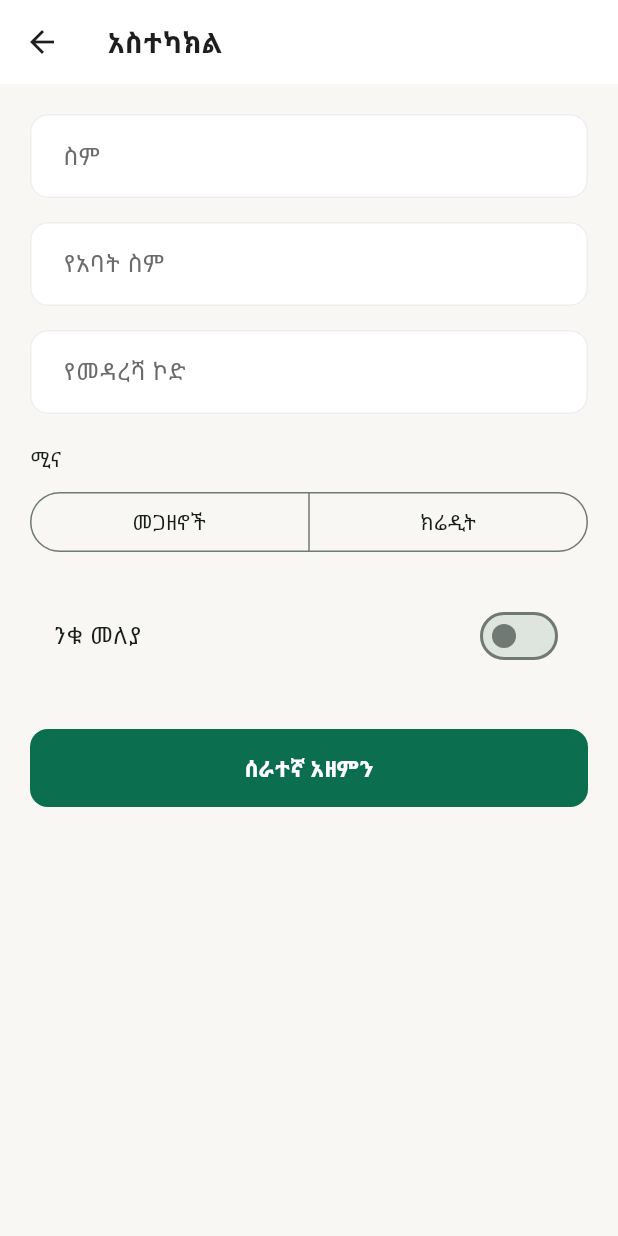
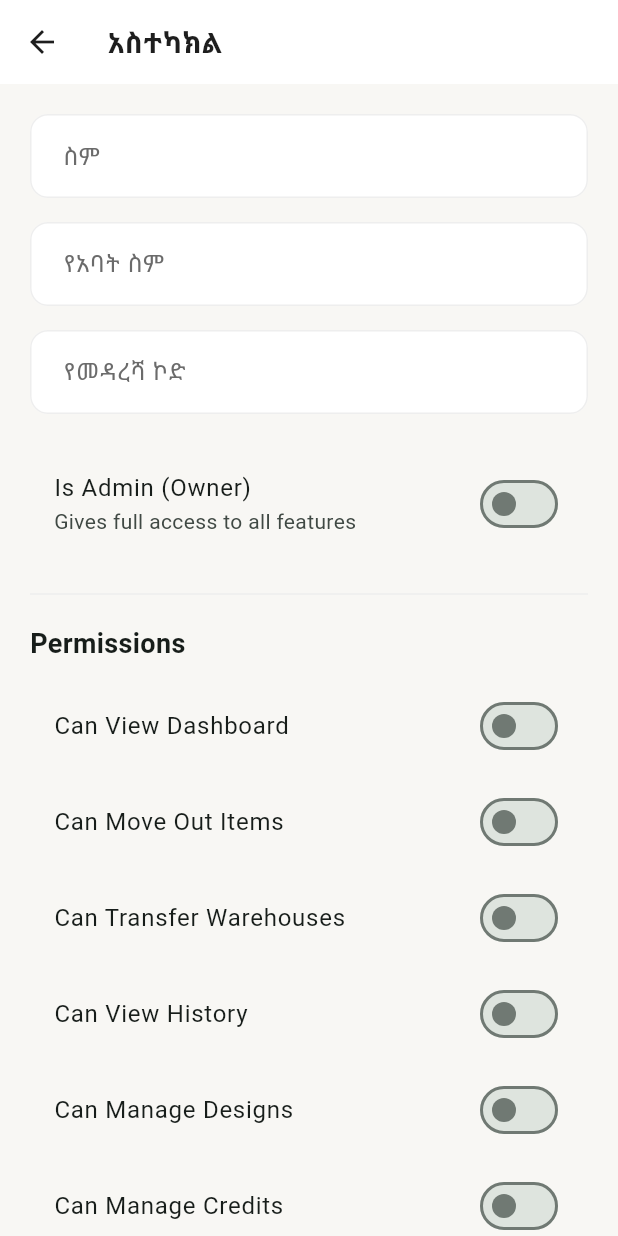
Before and after one commit to abemelekmesfn/Timi, a Flutter app: the EditUserScreen screen opened directly with empty values, on a phone screen of 412 x 824 dp. Run offline on Flutter 3.47's test engine with Material 3 defaults, Android fonts, the phone set to English and light mode, and no system bars; our stand-ins replace dio, file_picker, fl_chart, flutter_local_notifications, flutter_riverpod, go_router and 2 more; missing offline and left inert: spreadsheet_decoder; accounts and stored records are empty; network calls fail.

Commit message:
Implement fine-grained permissions and frontend UI

```diff
--- a/mobile/lib/models/user_model.dart
+++ b/mobile/lib/models/user_model.dart
@@ -1,8 +1,11 @@
+import 'dart:convert';
+
 class UserModel {
   final String id;
   final String firstName;
   final String lastName;
   final List<String> roles;
+  final Map<String, dynamic> permissions;
   final String accessCode;
   final bool isActive;
 
@@ -11,16 +14,25 @@ class UserModel {
     required this.firstName,
     required this.lastName,
     required this.roles,
+    required this.permissions,
     required this.accessCode,
     required this.isActive,
   });
 
   factory UserModel.fromPrefs(Map<String, String> data) {
+    Map<String, dynamic> perms = {};
+    if (data["permissions"] != null && data["permissions"]!.isNotEmpty) {
+      try {
+        perms = jsonDecode(data["permissions"]!);
+      } catch (_) {}
+    }
+
     return UserModel(
       id: data["id"] ?? "",
       firstName: data["first_name"] ?? "",
       lastName: data["last_name"] ?? "",
       roles: (data["roles"] ?? "").split(',').where((e) => e.isNotEmpty).toList(),
+      permissions: perms,
       accessCode: data["access_code"] ?? "",
       isActive: data["is_active"] == "true",
     );
@@ -32,6 +44,7 @@ class UserModel {
       firstName: json["first_name"] ?? "",
       lastName: json["last_name"] ?? "",
       roles: List<String>.from(json["roles"] ?? []),
+      permissions: Map<String, dynamic>.from(json["permissions"] ?? {}),
       accessCode: json["access_code"] ?? "",
       isActive: json["is_active"] ?? true,
     );
--- a/mobile/lib/providers/user_provider.dart
+++ b/mobile/lib/providers/user_provider.dart
@@ -15,6 +15,7 @@ final userProvider = FutureProvider<UserModel>((ref) async {
     "first_name": prefs.getString("first_name") ?? "",
     "last_name": prefs.getString("last_name") ?? "",
     "roles": prefs.getString("roles") ?? prefs.getString("role") ?? "",
+    "permissions": prefs.getString("permissions") ?? "",
     "access_code": prefs.getString("access_code") ?? "",
     "is_active": prefs.getString("is_active") ?? "true",
   });
--- a/mobile/lib/screens/users/edit_user_screen.dart
+++ b/mobile/lib/screens/users/edit_user_screen.dart
@@ -1,25 +1,37 @@
 import 'package:flutter/material.dart';
+import 'package:flutter_riverpod/flutter_riverpod.dart';
 
 import '../../l10n/app_locale.dart';
 import '../../models/user_model.dart';
+import '../../providers/warehouse_provider.dart';
 import '../../services/user_service.dart';
 
-class EditUserScreen extends StatefulWidget {
+class EditUserScreen extends ConsumerStatefulWidget {
   final UserModel user;
 
   const EditUserScreen({super.key, required this.user});
 
   @override
-  State<EditUserScreen> createState() => _EditUserScreenState();
+  ConsumerState<EditUserScreen> createState() => _EditUserScreenState();
 }
 
-class _EditUserScreenState extends State<EditUserScreen> {
+class _EditUserScreenState extends ConsumerState<EditUserScreen> {
   late final TextEditingController first;
   late final TextEditingController last;
   late final TextEditingController accessCode;
 
-  late Set<String> roles;
+  bool isOwner = false;
   late bool isActive;
+
+  // Permissions
+  late List<String> allowedWarehouses;
+  bool canTransfer = false;
+  bool canViewHistory = false;
+  bool canViewDashboard = false;
+  bool canManageDesigns = false;
+  bool canManageCredits = false;
+  bool canMoveOut = false;
+  bool canImport = false;
 
   @override
   void initState() {
@@ -27,17 +39,40 @@ class _EditUserScreenState extends State<EditUserScreen> {
     first = TextEditingController(text: widget.user.firstName);
     last = TextEditingController(text: widget.user.lastName);
     accessCode = TextEditingController(text: widget.user.accessCode);
-    roles = widget.user.roles.toSet();
+
+    isOwner = widget.user.roles.contains("owner");
     isActive = widget.user.isActive;
+
+    final p = widget.user.permissions;
+    allowedWarehouses = List<String>.from(p["warehouses"] ?? []);
+    canTransfer = p["can_transfer"] == true;
+    canViewHistory = p["can_view_history"] == true;
+    canViewDashboard = p["can_view_dashboard"] == true;
+    canManageDesigns = p["can_manage_designs"] == true;
+    canManageCredits = p["can_manage_credits"] == true;
+    canMoveOut = p["can_move_out"] == true;
+    canImport = p["can_import"] == true;
   }
 
   Future<void> save() async {
     try {
+      final permissions = {
+        "warehouses": allowedWarehouses,
+        "can_transfer": canTransfer,
+        "can_view_history": canViewHistory,
+        "can_view_dashboard": canViewDashboard,
+        "can_manage_designs": canManageDesigns,
+        "can_manage_credits": canManageCredits,
+        "can_move_out": canMoveOut,
+        "can_import": canImport,
+      };
+
       await UserService().updateUser(
         id: widget.user.id,
         firstName: first.text,
         lastName: last.text,
-        roles: roles.toList(),
+        roles: isOwner ? ["owner"] : [],
+        permissions: permissions,
         accessCode: accessCode.text,
         isActive: isActive,
       );
@@ -59,6 +94,9 @@ class _EditUserScreenState extends State<EditUserScreen> {
 
   @override
   Widget build(BuildContext context) {
+    final warehousesAsync = ref.watch(warehousesProvider);
+    final disableFields = isOwner && widget.user.roles.contains("owner"); // Cannot remove owner permissions if editing yourself but keeping simple here.
+
     return Scaffold(
       appBar: AppBar(title: Text("${S.of(context, "edit")} ${widget.user.firstName}")),
       body: ListView(
@@ -79,27 +117,64 @@ class _EditUserScreenState extends State<EditUserScreen> {
             decoration: InputDecoration(labelText: S.of(context, "accessCode")),
           ),
           const SizedBox(height: 20),
-          Text(S.of(context, "role")),
-          const SizedBox(height: 8),
-          SegmentedButton<String>(
-            segments: [
-              if (widget.user.roles.contains("owner"))
-                ButtonSegment(value: "owner", label: Text(S.of(context, "owner"))),
-              ButtonSegment(value: "warehouse", label: Text(S.of(context, "warehouse"))),
-              ButtonSegment(value: "credit", label: Text(S.of(context, "credit"))),
-            ],
-            selected: roles,
-            multiSelectionEnabled: true,
-            emptySelectionAllowed: true,
-            onSelectionChanged: widget.user.roles.contains("owner")
+
+          SwitchListTile(
+            title: const Text("Is Admin (Owner)"),
+            subtitle: const Text("Gives full access to all features"),
+            value: isOwner,
+            onChanged: widget.user.roles.contains("owner")
                 ? null
-                : (value) {
+                : (val) {
                     setState(() {
-                      roles = value;
+                      isOwner = val;
                     });
                   },
           ),
-          const SizedBox(height: 20),
+
+          if (!isOwner) ...[
+            const Divider(height: 40),
+            const Text("Permissions", style: TextStyle(fontSize: 18, fontWeight: FontWeight.bold)),
+            const SizedBox(height: 10),
+
+            SwitchListTile(title: const Text("Can View Dashboard"), value: canViewDashboard, onChanged: (v) => setState(() => canViewDashboard = v)),
+            SwitchListTile(title: const Text("Can Move Out Items"), value: canMoveOut, onChanged: (v) => setState(() => canMoveOut = v)),
+            SwitchListTile(title: const Text("Can Transfer Warehouses"), value: canTransfer, onChanged: (v) => setState(() => canTransfer = v)),
+            SwitchListTile(title: const Text("Can View History"), value: canViewHistory, onChanged: (v) => setState(() => canViewHistory = v)),
+            SwitchListTile(title: const Text("Can Manage Designs"), value: canManageDesigns, onChanged: (v) => setState(() => canManageDesigns = v)),
+            SwitchListTile(title: const Text("Can Manage Credits"), value: canManageCredits, onChanged: (v) => setState(() => canManageCredits = v)),
+            SwitchListTile(title: const Text("Can Import Excel/Bulk"), value: canImport, onChanged: (v) => setState(() => canImport = v)),
+
+            const Divider(height: 40),
+            const Text("Warehouse Access", style: TextStyle(fontSize: 18, fontWeight: FontWeight.bold)),
+            const SizedBox(height: 10),
+
+            warehousesAsync.when(
+              data: (warehouses) {
+                if (warehouses.isEmpty) return const Text("No warehouses found.");
+                return Column(
+                  children: warehouses.map((w) {
+                    return CheckboxListTile(
+                      title: Text(w.name),
+                      value: allowedWarehouses.contains(w.id),
+                      onChanged: (val) {
+                        setState(() {
+                          if (val == true) {
+                            allowedWarehouses.add(w.id);
+                          } else {
+                            allowedWarehouses.remove(w.id);
+                          }
+                        });
+                      },
+                    );
+                  }).toList(),
+                );
+              },
+              loading: () => const CircularProgressIndicator(),
+              error: (err, stack) => Text("Error loading warehouses: $err"),
+            ),
+          ],
+
+          const Divider(height: 40),
           SwitchListTile(
             title: Text(S.of(context, "activeAccount")),
             value: isActive,
--- a/mobile/lib/services/storage/auth_storage.dart
+++ b/mobile/lib/services/storage/auth_storage.dart
@@ -1,4 +1,5 @@
 import 'package:shared_preferences/shared_preferences.dart';
+import 'dart:convert';
 
 class AuthStorage {
   static const _token = "token";
@@ -11,6 +12,7 @@ class AuthStorage {
     await prefs.setString("first_name", data["user"]["first_name"]);
     await prefs.setString("last_name", data["user"]["last_name"]);
     await prefs.setString("roles", (data["user"]["roles"] as List).join(","));
+    await prefs.setString("permissions", jsonEncode(data["user"]["permissions"] ?? {}));
     await prefs.setString("access_code", data["user"]["access_code"]);
   }
 
--- a/mobile/lib/services/user_service.dart
+++ b/mobile/lib/services/user_service.dart
@@ -12,6 +12,7 @@ class UserService {
     required String firstName,
     required String lastName,
     required List<String> roles,
+    required Map<String, dynamic> permissions,
     required String accessCode,
   }) async {
     final res = await ApiService.dio.post(
@@ -20,6 +21,7 @@ class UserService {
         "first_name": firstName,
         "last_name": lastName,
         "roles": roles,
+        "permissions": permissions,
         "access_code": accessCode,
       },
     );
@@ -32,6 +34,7 @@ class UserService {
     required String firstName,
     required String lastName,
     required List<String> roles,
+    required Map<String, dynamic> permissions,
     required String accessCode,
     required bool isActive,
   }) async {
@@ -41,6 +44,7 @@ class UserService {
         "first_name": firstName,
         "last_name": lastName,
         "roles": roles,
+        "permissions": permissions,
         "access_code": accessCode,
         "is_active": isActive,
       },
```
Also changed, not shown: mobile/lib/screens/users/new_user_screen.dart (+96 -68 lines), 9 other files.
